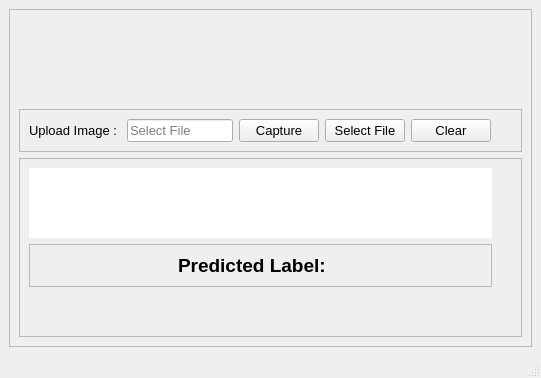
First picture: the form in ui/Page/Display_Screen.ui, repository jashan7305/FruitVegetableClassifier, before the edit.
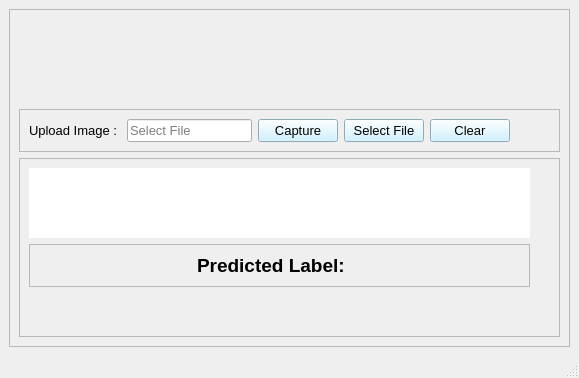
Second picture: the form after the edit. Icons and pictures are not drawn.

Commit message: prediction works, need to add it in the ui

The edit to the form file:
```diff
--- a/ui/Page/Display_Screen.ui
+++ b/ui/Page/Display_Screen.ui
@@ -6,8 +6,8 @@
    <rect>
     <x>0</x>
     <y>0</y>
-    <width>541</width>
-    <height>346</height>
+    <width>579</width>
+    <height>375</height>
    </rect>
   </property>
   <property name="windowTitle">
@@ -17,6 +17,9 @@
    <string notr="true">QMainWindow{
 border-image: url(:/image/ui/Image/form_bg.png);
 }
+QPushButton{
+background-color: rgb(197, 240, 255);
+}
 
 </string>
   </property>
```
Left out of the diff: 11 changed lines with no effect on the pictures. The commit also changes 2 other files.
